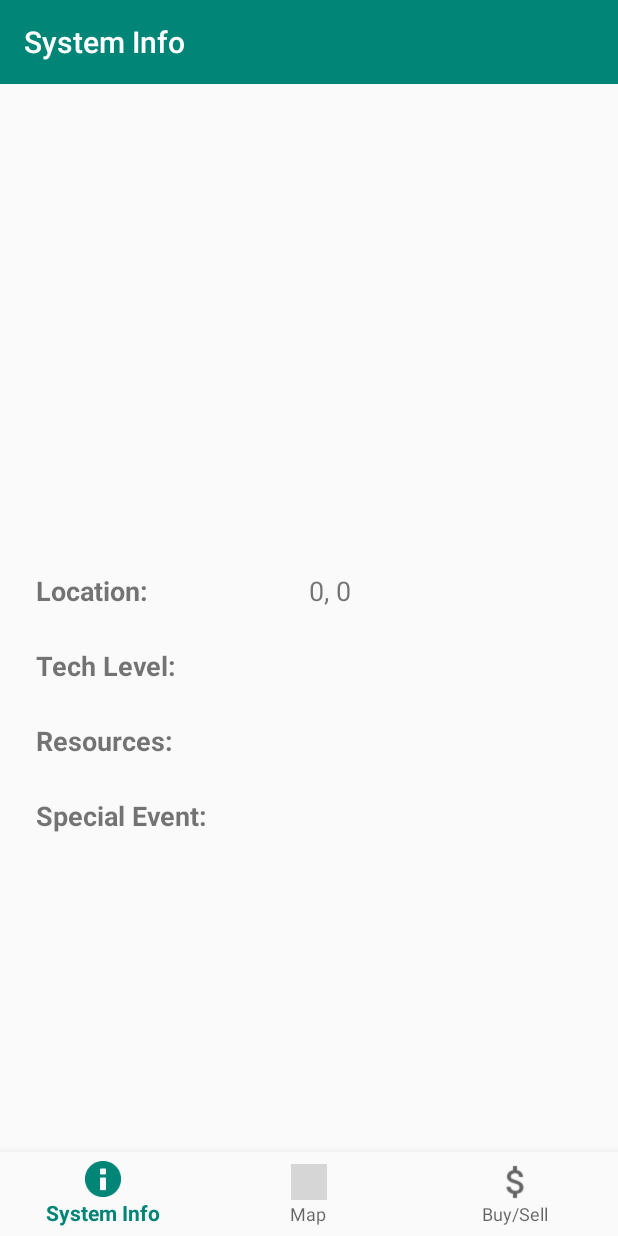
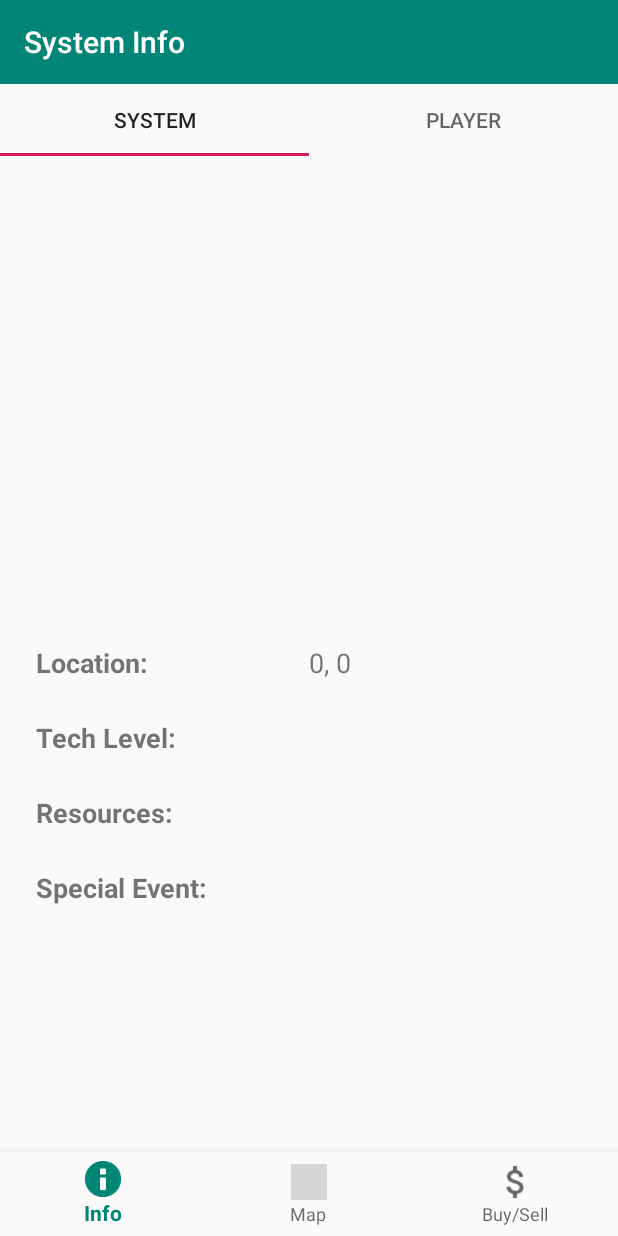
Before and after one commit to treamology/gt-2340-64a, an Android app: the GameActivity screen opened directly, with no data from a screen before it, on a phone screen of 412 x 824 dp. Run offline under Robolectric (Android 15) with nearby library versions, the phone set to English and light mode, and no system bars; 10 statements that could not run were skipped; grey boxes are pictures that could not be loaded.

Commit message:
Make player info screen show the actual player info.

```diff
--- a/SpaceTrader/app/src/main/java/com/example/spacetrader/view/GameActivity.java
+++ b/SpaceTrader/app/src/main/java/com/example/spacetrader/view/GameActivity.java
@@ -11,6 +11,7 @@ import android.view.MenuItem;
 import com.example.spacetrader.R;
 import com.example.spacetrader.view.fragment.BuySellFragment;
 import com.example.spacetrader.view.fragment.GameFragment;
+import com.example.spacetrader.view.fragment.InfoContainerFragment;
 import com.example.spacetrader.view.fragment.SystemInfoFragment;
 import com.example.spacetrader.view.fragment.UniverseFragment;
 import com.example.spacetrader.viewmodel.event.GameEvents;
@@ -39,7 +40,7 @@ public class GameActivity extends FragmentActivity implements WarpEventHandler {
         navigation = findViewById(R.id.navigation);
         navigation.setOnNavigationItemSelectedListener(mOnNavigationItemSelectedListener);
 
-        fragmentMap.put(R.id.navigation_planet_info, new SystemInfoFragment());
+        fragmentMap.put(R.id.navigation_planet_info, new InfoContainerFragment());
         fragmentMap.put(R.id.navigation_warp, new UniverseFragment());
         fragmentMap.put(R.id.navigation_buysell, new BuySellFragment());
 
@@ -57,10 +58,9 @@ public class GameActivity extends FragmentActivity implements WarpEventHandler {
 
     @Override
     public void onWarp(int newSystem) {
-        SystemInfoFragment infoFragment = (SystemInfoFragment) fragmentMap.get(R.id.navigation_planet_info);
+        InfoContainerFragment infoFragment = (InfoContainerFragment) fragmentMap.get(R.id.navigation_planet_info);
         replaceCurrentFragment(infoFragment);
         navigation.setSelectedItemId(R.id.navigation_planet_info);
-        infoFragment.refreshInfo();
     }
 
 }
--- /dev/null
+++ b/SpaceTrader/app/src/main/java/com/example/spacetrader/view/fragment/InfoContainerFragment.java
@@ -0,0 +1,65 @@
+package com.example.spacetrader.view.fragment;
+
+import android.os.Bundle;
+import android.support.annotation.NonNull;
+import android.support.annotation.Nullable;
+import android.support.design.widget.TabLayout;
+import android.support.v4.app.Fragment;
+import android.support.v7.widget.Toolbar;
+import android.view.LayoutInflater;
+import android.view.View;
+import android.view.ViewGroup;
+
+import com.example.spacetrader.R;
+
+public class InfoContainerFragment extends Fragment {
+
+    private TabLayout tabBar;
+    private Toolbar toolbar;
+
+    @Override
+    public View onCreateView(@NonNull LayoutInflater inflater, @Nullable ViewGroup container,
+                             @Nullable Bundle savedInstanceState) {
+        return inflater.inflate(R.layout.info_container_fragment, container, false);
+    }
+
+    @Override
+    public void onActivityCreated(@Nullable Bundle savedInstanceState) {
+        super.onActivityCreated(savedInstanceState);
+
+        tabBar = getView().findViewById(R.id.info_tabs);
+        toolbar = getView().findViewById(R.id.info_toolbar);
+
+        tabBar.addOnTabSelectedListener(new TabLayout.BaseOnTabSelectedListener() {
+            @Override
+            public void onTabSelected(TabLayout.Tab tab) {
+                updateFrames();
+            }
+
+            @Override
+            public void onTabUnselected(TabLayout.Tab tab) {
+
+            }
+
+            @Override
+            public void onTabReselected(TabLayout.Tab tab) {
+
+            }
+        });
+        updateFrames();
+    }
+
+    private void updateFrames() {
+        Fragment fragment = null;
+        if (tabBar.getSelectedTabPosition() == 0) {
+            fragment = new SystemInfoFragment();
+            toolbar.setTitle(R.string.info_system_info);
+        } else {
+            fragment = new PlayerInfoFragment();
+            toolbar.setTitle(R.string.info_player_info);
+        }
+        getFragmentManager().beginTransaction()
+                .replace(R.id.info_container, fragment)
+                .commit();
+    }
+}
--- a/SpaceTrader/app/src/main/java/com/example/spacetrader/viewmodel/event/GameEvents.java
+++ b/SpaceTrader/app/src/main/java/com/example/spacetrader/viewmodel/event/GameEvents.java
@@ -3,7 +3,6 @@ package com.example.spacetrader.viewmodel.event;
 import com.example.spacetrader.model.GameState;
 import com.example.spacetrader.model.Player;
 import com.example.spacetrader.model.system.SolarSystem;
-import com.example.spacetrader.viewmodel.modeldisplay.DisplayedSolarSystem;
 
 import java.util.ArrayList;
 import java.util.List;
@@ -17,7 +16,7 @@ public class GameEvents {
     public static void warpToSystem(int index) {
         SolarSystem system = GameState.getState().getUniverse().getSystems().get(index);
         Player player = GameState.getState().getPlayer();
-        player.setCurrentSystemIndex(index);
+        player.travelToSystem(index);
         for (WarpEventHandler event : warpEvents) {
             event.onWarp(index);
         }
--- /dev/null
+++ b/SpaceTrader/app/src/main/res/layout/info_container_fragment.xml
@@ -0,0 +1,51 @@
+<?xml version="1.0" encoding="utf-8"?>
+<android.support.constraint.ConstraintLayout
+    xmlns:android="http://schemas.android.com/apk/res/android"
+    xmlns:app="http://schemas.android.com/apk/res-auto"
+    xmlns:tools="http://schemas.android.com/tools"
+    android:layout_width="match_parent"
+    android:layout_height="match_parent">
+
+    <android.support.v7.widget.Toolbar
+        android:id="@+id/info_toolbar"
+        android:layout_width="0dp"
+        android:layout_height="wrap_content"
+        android:background="?attr/colorPrimary"
+        android:minHeight="?attr/actionBarSize"
+        android:theme="?attr/actionBarTheme"
+        app:layout_constraintEnd_toEndOf="parent"
+        app:layout_constraintStart_toStartOf="parent"
+        app:layout_constraintTop_toTopOf="parent"
+        app:titleTextColor="@android:color/primary_text_dark" />
+
+    <FrameLayout
+        android:id="@+id/info_container"
+        android:layout_width="0dp"
+        android:layout_height="0dp"
+        app:layout_constraintBottom_toBottomOf="parent"
+        app:layout_constraintEnd_toEndOf="parent"
+        app:layout_constraintStart_toStartOf="parent"
+        app:layout_constraintTop_toBottomOf="@+id/info_tabs">
+
+    </FrameLayout>
+
+    <android.support.design.widget.TabLayout
+        android:id="@+id/info_tabs"
+        android:layout_width="0dp"
+        android:layout_height="wrap_content"
+        app:layout_constraintEnd_toEndOf="parent"
+        app:layout_constraintStart_toStartOf="parent"
+        app:layout_constraintTop_toBottomOf="@+id/info_toolbar">
+
+        <android.support.design.widget.TabItem
+            android:layout_width="wrap_content"
+            android:layout_height="wrap_content"
+            android:text="@string/info_system_tab" />
+
+        <android.support.design.widget.TabItem
+            android:layout_width="wrap_content"
+            android:layout_height="wrap_content"
+            android:text="@string/info_player_tab" />
+
+    </android.support.design.widget.TabLayout>
+</android.support.constraint.ConstraintLayout>
--- a/SpaceTrader/app/src/main/res/layout/planet_info_fragment.xml
+++ b/SpaceTrader/app/src/main/res/layout/planet_info_fragment.xml
@@ -7,19 +7,6 @@
     android:layout_height="match_parent"
     tools:context=".view.fragment.SystemInfoFragment"
     >
-
-    <android.support.v7.widget.Toolbar
-        android:id="@+id/toolbar2"
-        android:layout_width="0dp"
-        android:layout_height="wrap_content"
-        android:background="?attr/colorPrimary"
-        android:minHeight="?attr/actionBarSize"
-        android:theme="?attr/actionBarTheme"
-        app:layout_constraintEnd_toEndOf="parent"
-        app:layout_constraintStart_toStartOf="parent"
-        app:layout_constraintTop_toTopOf="parent"
-        app:title="System Info"
-        app:titleTextColor="@android:color/primary_text_dark" />
 
     <ImageView
         android:id="@+id/systemImage"
@@ -31,7 +18,7 @@
         app:layout_constraintEnd_toEndOf="parent"
         app:layout_constraintHorizontal_bias="0.497"
         app:layout_constraintStart_toStartOf="parent"
-        app:layout_constraintTop_toBottomOf="@+id/toolbar2" />
+        app:layout_constraintTop_toTopOf="parent" />
 
     <LinearLayout
         android:layout_width="match_parent"
--- a/SpaceTrader/app/src/main/res/values/strings.xml
+++ b/SpaceTrader/app/src/main/res/values/strings.xml
@@ -21,14 +21,28 @@
     <string name="empty_name_notify">You need to enter a name!</string>
 
     <!-- Tabs -->
-    <string name="title_planet_info">System Info</string>
+    <string name="title_planet_info">Info</string>
     <string name="title_universe">Map</string>
+
+    <!-- Info Container -->
+    <string name="info_system_tab">System</string>
+    <string name="info_player_tab">Player</string>
+    <string name="info_system_info">System Info</string>
+    <string name="info_player_info">Player Info</string>
 
     <!-- System Info -->
     <string name="si_location_header">Location:</string>
     <string name="si_tech_level_header">Tech Level:</string>
     <string name="si_resources_header">Resources:</string>
     <string name="si_increaseevents_header">Special Event:</string>
+
+    <!-- Player Info -->
+    <string name="pi_shiptype">Ship Type: %s</string>
+    <string name="pi_cash">Credits: $%d</string>
+    <string name="pi_fuel">You currently have enough fuel to fly %d parsecs</string>
+    <string name="pi_max_fuel">(%d max)</string>
+    <string name="pi_buy1">Buy 1</string>
+    <string name="pi_buyall">Buy All</string>
 
     <!-- Map -->
     <string name="map_system_type">System</string>
```
Also changed, not shown: SpaceTrader/app/src/main/java/com/example/spacetrader/model/Player.java (+7 -3 lines), SpaceTrader/app/src/main/java/com/example/spacetrader/model/Ship.java (+16 -0 lines), SpaceTrader/app/src/main/java/com/example/spacetrader/view/fragment/PlayerInfoFragment.java (added, +74 -0 lines), SpaceTrader/app/src/main/java/com/example/spacetrader/viewmodel/PlayerInfoViewModel.java (added, +37 -0 lines), SpaceTrader/app/src/main/res/layout/player_info_fragment.xml (added, +98 -0 lines).
